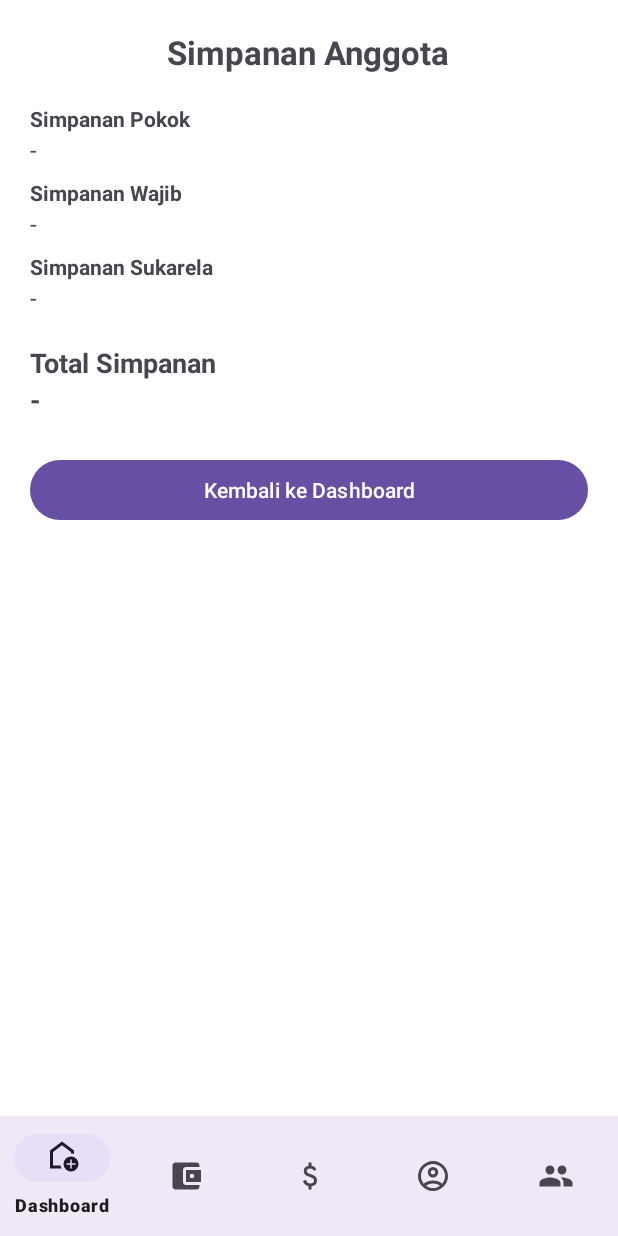
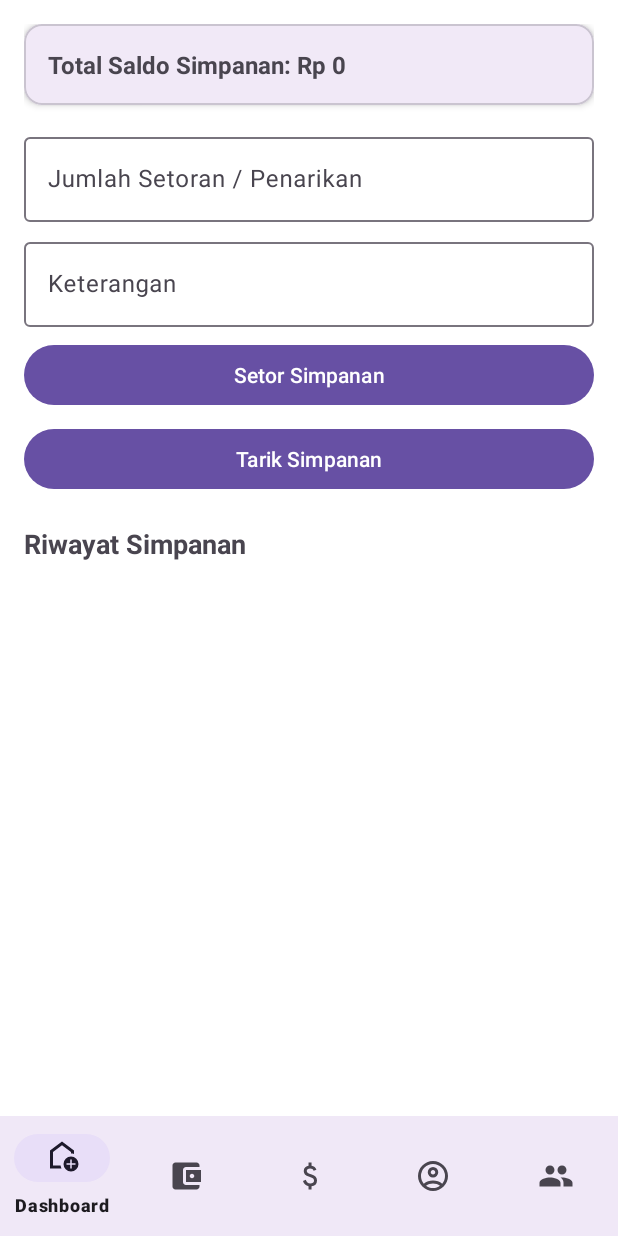
Before and after one commit to YaredMordechai/Projek_MAP, an Android app: the fragment SimpananFragment placed in its activity, on a phone screen of 412 x 824 dp. Run offline under Robolectric (Android 15) with nearby library versions, the phone set to English and light mode, and no system bars; 1 statement that could not run was skipped.

Commit message:
Update Simpanan, add Histori Simpanan

```diff
--- a/app/src/main/java/com/example/projek_map/ui/fragments/SimpananFragment.kt
+++ b/app/src/main/java/com/example/projek_map/ui/fragments/SimpananFragment.kt
@@ -7,64 +7,88 @@ import android.view.ViewGroup
 import android.widget.TextView
 import android.widget.Toast
 import androidx.fragment.app.Fragment
+import androidx.recyclerview.widget.LinearLayoutManager
+import androidx.recyclerview.widget.RecyclerView
 import com.example.projek_map.R
 import com.example.projek_map.data.DummyUserData
+import com.example.projek_map.ui.adapters.HistoriSimpananAdapter
 import com.example.projek_map.utils.PrefManager
 import com.google.android.material.button.MaterialButton
+import com.google.android.material.textfield.TextInputEditText
 
 class SimpananFragment : Fragment() {
 
-    private lateinit var tvPokok: TextView
-    private lateinit var tvWajib: TextView
-    private lateinit var tvSukarela: TextView
-    private lateinit var tvTotal: TextView
-    private lateinit var btnBack: MaterialButton
+    private lateinit var tvTotalSaldo: TextView
+    private lateinit var rvHistori: RecyclerView
+    private lateinit var btnSetor: MaterialButton
+    private lateinit var btnTarik: MaterialButton
+    private lateinit var inputJumlah: TextInputEditText
+    private lateinit var inputKeterangan: TextInputEditText
     private lateinit var prefManager: PrefManager
+    private lateinit var adapterHistori: HistoriSimpananAdapter
+    private val dataHistori = mutableListOf<com.example.projek_map.data.HistoriSimpanan>()
 
     override fun onCreateView(
-        inflater: LayoutInflater,
-        container: ViewGroup?,
+        inflater: LayoutInflater, container: ViewGroup?,
         savedInstanceState: Bundle?
-    ): View? {
+    ): View {
         val view = inflater.inflate(R.layout.fragment_simpanan, container, false)
 
         prefManager = PrefManager(requireContext())
 
-        tvPokok = view.findViewById(R.id.tvSimpananPokok)
-        tvWajib = view.findViewById(R.id.tvSimpananWajib)
-        tvSukarela = view.findViewById(R.id.tvSimpananSukarela)
-        tvTotal = view.findViewById(R.id.tvTotalSimpanan)
-        btnBack = view.findViewById(R.id.btnBackDashboard)
+        tvTotalSaldo = view.findViewById(R.id.tvTotalSaldoSimpanan)
+        rvHistori = view.findViewById(R.id.rvHistoriSimpanan)
+        btnSetor = view.findViewById(R.id.btnSetor)
+        btnTarik = view.findViewById(R.id.btnTarik)
+        inputJumlah = view.findViewById(R.id.inputJumlahSimpanan)
+        inputKeterangan = view.findViewById(R.id.inputKeteranganSimpanan)
 
-        loadDataSimpanan()
+        rvHistori.layoutManager = LinearLayoutManager(requireContext())
+        adapterHistori = HistoriSimpananAdapter(dataHistori)
+        rvHistori.adapter = adapterHistori
 
-        btnBack.setOnClickListener {
-            Toast.makeText(requireContext(), "Kembali ke Dashboard", Toast.LENGTH_SHORT).show()
-            requireActivity().onBackPressedDispatcher.onBackPressed()
+        loadHistoriSimpanan()
+
+        btnSetor.setOnClickListener {
+            val jumlah = inputJumlah.text?.toString()?.toDoubleOrNull()
+            val ket = inputKeterangan.text?.toString()?.trim().orEmpty()
+            val kodePegawai = prefManager.getKodePegawai() ?: "EMP001"
+
+            if (jumlah == null || jumlah <= 0) {
+                Toast.makeText(requireContext(), "Masukkan jumlah valid", Toast.LENGTH_SHORT).show()
+                return@setOnClickListener
+            }
+
+            DummyUserData.tambahSimpanan(kodePegawai, "Setoran Sukarela", jumlah, ket)
+            loadHistoriSimpanan()
+            Toast.makeText(requireContext(), "Setoran berhasil!", Toast.LENGTH_SHORT).show()
+        }
+
+        btnTarik.setOnClickListener {
+            val jumlah = inputJumlah.text?.toString()?.toDoubleOrNull()
+            val ket = inputKeterangan.text?.toString()?.trim().orEmpty()
+            val kodePegawai = prefManager.getKodePegawai() ?: "EMP001"
+
+            if (jumlah == null || jumlah <= 0) {
+                Toast.makeText(requireContext(), "Masukkan jumlah valid", Toast.LENGTH_SHORT).show()
+                return@setOnClickListener
+            }
+
+            DummyUserData.tambahSimpanan(kodePegawai, "Penarikan Sukarela", -jumlah, ket)
+            loadHistoriSimpanan()
+            Toast.makeText(requireContext(), "Penarikan berhasil!", Toast.LENGTH_SHORT).show()
         }
 
         return view
     }
 
-    private fun loadDataSimpanan() {
-        val kodePegawai = prefManager.getKodePegawai() ?: ""
-        val simpanan = DummyUserData.simpananList.firstOrNull { it.kodePegawai == kodePegawai }
+    private fun loadHistoriSimpanan() {
+        val kodePegawai = prefManager.getKodePegawai() ?: "EMP001"
+        dataHistori.clear()
+        dataHistori.addAll(DummyUserData.getHistoriSimpanan(kodePegawai))
+        adapterHistori.notifyDataSetChanged()
 
-        if (simpanan != null) {
-            val total = simpanan.simpananPokok + simpanan.simpananWajib + simpanan.simpananSukarela
-            tvPokok.text = formatRupiah(simpanan.simpananPokok)
-            tvWajib.text = formatRupiah(simpanan.simpananWajib)
-            tvSukarela.text = formatRupiah(simpanan.simpananSukarela)
-            tvTotal.text = formatRupiah(total)
-        } else {
-            tvPokok.text = "-"
-            tvWajib.text = "-"
-            tvSukarela.text = "-"
-            tvTotal.text = "-"
-        }
-    }
-
-    private fun formatRupiah(value: Double): String {
-        return "Rp " + String.format("%,.0f", value).replace(',', '.')
+        val total = DummyUserData.getTotalSimpanan(kodePegawai)
+        tvTotalSaldo.text = "Total Saldo Simpanan: Rp ${String.format("%,.0f", total).replace(',', '.')}"
     }
 }
--- a/app/src/main/res/layout/fragment_simpanan.xml
+++ b/app/src/main/res/layout/fragment_simpanan.xml
@@ -1,86 +1,92 @@
+<?xml version="1.0" encoding="utf-8"?>
 <ScrollView xmlns:android="http://schemas.android.com/apk/res/android"
     android:layout_width="match_parent"
     android:layout_height="match_parent"
-    android:padding="20dp">
+    xmlns:app="http://schemas.android.com/apk/res-auto"
+    android:padding="16dp">
 
     <LinearLayout
         android:orientation="vertical"
-        android:gravity="center_horizontal"
+        android:layout_width="match_parent"
+        android:layout_height="wrap_content">
+
+        <!-- 🔹 Total Saldo Simpanan -->
+        <com.google.android.material.card.MaterialCardView
+            android:layout_width="match_parent"
+            android:layout_height="wrap_content"
+            android:layout_marginBottom="16dp"
+            app:cardCornerRadius="12dp"
+            app:cardElevation="3dp">
+
+            <LinearLayout
+                android:orientation="vertical"
+                android:padding="16dp"
                 android:layout_width="match_parent"
                 android:layout_height="wrap_content">
 
                 <TextView
+                    android:id="@+id/tvTotalSaldoSimpanan"
                     android:layout_width="wrap_content"
                     android:layout_height="wrap_content"
-            android:text="Simpanan Anggota"
-            android:textSize="22sp"
-            android:textStyle="bold"
-            android:layout_marginBottom="20dp" />
+                    android:text="Total Saldo Simpanan: Rp 0"
+                    android:textSize="16sp"
+                    android:textStyle="bold" />
+            </LinearLayout>
+        </com.google.android.material.card.MaterialCardView>
 
-        <TextView
+        <!-- 🔹 Form Tambah Simpanan -->
+        <com.google.android.material.textfield.TextInputLayout
+            android:hint="Jumlah Setoran / Penarikan"
             android:layout_width="match_parent"
             android:layout_height="wrap_content"
-            android:text="Simpanan Pokok"
-            android:textStyle="bold" />
+            android:layout_marginBottom="8dp">
 
-        <TextView
-            android:id="@+id/tvSimpananPokok"
+            <com.google.android.material.textfield.TextInputEditText
+                android:id="@+id/inputJumlahSimpanan"
+                android:inputType="numberDecimal"
+                android:layout_width="match_parent"
+                android:layout_height="wrap_content" />
+        </com.google.android.material.textfield.TextInputLayout>
+
+        <com.google.android.material.textfield.TextInputLayout
+            android:hint="Keterangan"
             android:layout_width="match_parent"
             android:layout_height="wrap_content"
-            android:text="Rp 0"
-            android:textSize="16sp"
+            android:layout_marginBottom="8dp">
+
+            <com.google.android.material.textfield.TextInputEditText
+                android:id="@+id/inputKeteranganSimpanan"
+                android:layout_width="match_parent"
+                android:layout_height="wrap_content" />
+        </com.google.android.material.textfield.TextInputLayout>
+
+        <com.google.android.material.button.MaterialButton
+            android:id="@+id/btnSetor"
+            android:text="Setor Simpanan"
+            android:layout_width="match_parent"
+            android:layout_height="wrap_content"
             android:layout_marginBottom="8dp" />
 
+        <com.google.android.material.button.MaterialButton
+            android:id="@+id/btnTarik"
+            android:text="Tarik Simpanan"
+            android:layout_width="match_parent"
+            android:layout_height="wrap_content" />
+
+        <!-- 🔹 Riwayat Simpanan -->
         <TextView
+            android:layout_width="wrap_content"
+            android:layout_height="wrap_content"
+            android:text="Riwayat Simpanan"
+            android:textSize="18sp"
+            android:textStyle="bold"
+            android:layout_marginTop="20dp" />
+
+        <androidx.recyclerview.widget.RecyclerView
+            android:id="@+id/rvHistoriSimpanan"
             android:layout_width="match_parent"
             android:layout_height="wrap_content"
-            android:text="Simpanan Wajib"
-            android:textStyle="bold" />
-
-        <TextView
-            android:id="@+id/tvSimpananWajib"
-            android:layout_width="match_parent"
-            android:layout_height="wrap_content"
-            android:text="Rp 0"
-            android:textSize="16sp"
-            android:layout_marginBottom="8dp" />
-
-        <TextView
-            android:layout_width="match_parent"
-            android:layout_height="wrap_content"
-            android:text="Simpanan Sukarela"
-            android:textStyle="bold" />
-
-        <TextView
-            android:id="@+id/tvSimpananSukarela"
-            android:layout_width="match_parent"
-            android:layout_height="wrap_content"
-            android:text="Rp 0"
-            android:textSize="16sp"
-            android:layout_marginBottom="8dp" />
-
-        <TextView
-            android:layout_width="match_parent"
-            android:layout_height="wrap_content"
-            android:text="Total Simpanan"
-            android:textStyle="bold"
-            android:textSize="18sp"
-            android:layout_marginTop="12dp" />
-
-        <TextView
-            android:id="@+id/tvTotalSimpanan"
-            android:layout_width="match_parent"
-            android:layout_height="wrap_content"
-            android:text="Rp 0"
-            android:textSize="18sp"
-            android:textStyle="bold"
-            android:layout_marginBottom="24dp" />
-
-        <com.google.android.material.button.MaterialButton
-            android:id="@+id/btnBackDashboard"
-            android:layout_width="match_parent"
-            android:layout_height="wrap_content"
-            android:text="Kembali ke Dashboard" />
-
+            android:nestedScrollingEnabled="false"
+            android:layout_marginTop="8dp" />
     </LinearLayout>
 </ScrollView>
```
Also changed, not shown: app/src/main/java/com/example/projek_map/data/DummyUserData.kt (+36 -1 lines), app/src/main/java/com/example/projek_map/ui/adapters/HistoriSimpananAdapter.kt (added, +42 -0 lines), app/src/main/java/com/example/projek_map/ui/dashboard/DashboardFragment.kt (added, +64 -0 lines), app/src/main/res/layout/item_histori_simpanan.xml (added, +39 -0 lines), app/src/main/java/com/example/projek_map/ui/dashboard/ReportAdapter.kt (added). Lines whose indentation alone changed are shown as unchanged.
